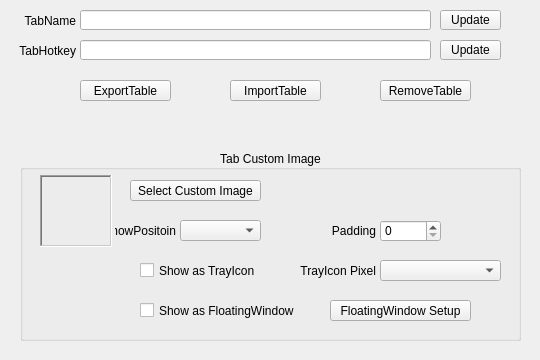
This is QKeyMapper/qtablesetupdialog.ui in Zalafina/QKeyMapper as Qt 5 draws it before an edit. The edited form follows.
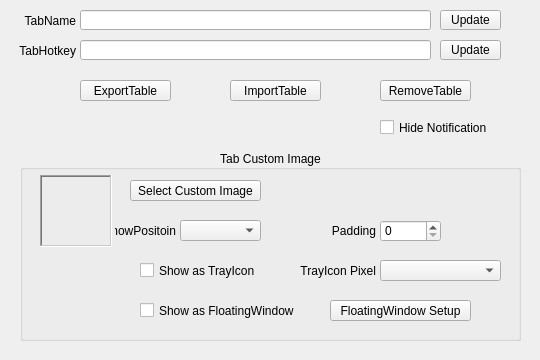
This is the edited form.

Commit message: Add TabHideNotification checkbox.

```diff
--- a/QKeyMapper/qtablesetupdialog.ui
+++ b/QKeyMapper/qtablesetupdialog.ui
@@ -391,6 +391,22 @@
     <number>-1</number>
    </property>
   </widget>
+  <widget class="QCheckBox" name="hideNotificationCheckBox">
+   <property name="geometry">
+    <rect>
+     <x>380</x>
+     <y>117</y>
+     <width>151</width>
+     <height>21</height>
+    </rect>
+   </property>
+   <property name="focusPolicy">
+    <enum>Qt::FocusPolicy::NoFocus</enum>
+   </property>
+   <property name="text">
+    <string>Hide Notification</string>
+   </property>
+  </widget>
   <zorder>tabCustomImageGroupBox</zorder>
   <zorder>tabHotkeyUpdateButton</zorder>
   <zorder>tabHotkeyLabel</zorder>
```
Left out of the diff: 1 changed line with no effect on the pictures. The commit also changes 11 other files.
